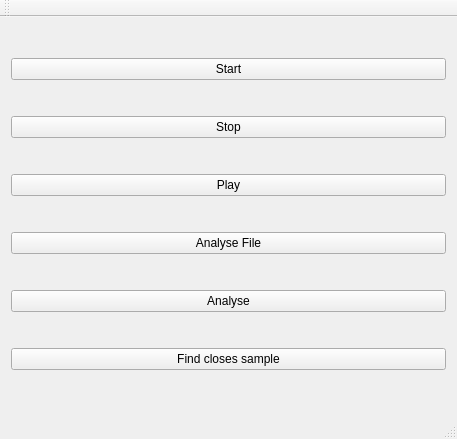
This is mainwindow.ui in CucumisSativus/words-recognition as Qt 5 draws it before an edit. The edited form follows.
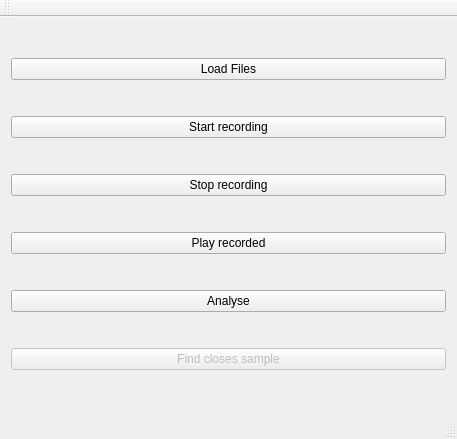
This is the edited form.

```diff
--- a/mainwindow.ui
+++ b/mainwindow.ui
@@ -15,31 +15,31 @@
   </property>
   <widget class="QWidget" name="centralWidget">
    <layout class="QVBoxLayout" name="verticalLayout">
+    <item>
+     <widget class="QPushButton" name="buttonLoad">
+      <property name="text">
+       <string>Load Files</string>
+      </property>
+     </widget>
+    </item>
     <item>
      <widget class="QPushButton" name="buttonStart">
       <property name="text">
-       <string>Start</string>
+       <string>Start recording</string>
       </property>
      </widget>
     </item>
     <item>
      <widget class="QPushButton" name="buttonStop">
       <property name="text">
-       <string>Stop</string>
+       <string>Stop recording</string>
       </property>
      </widget>
     </item>
     <item>
      <widget class="QPushButton" name="buttonPlay">
       <property name="text">
-       <string>Play</string>
-      </property>
-     </widget>
-    </item>
-    <item>
-     <widget class="QPushButton" name="buttonLoad">
-      <property name="text">
-       <string>Analyse File</string>
+       <string>Play recorded</string>
       </property>
      </widget>
     </item>
@@ -52,6 +52,9 @@
     </item>
     <item>
      <widget class="QPushButton" name="buttonCompare">
+      <property name="enabled">
+       <bool>false</bool>
+      </property>
       <property name="text">
        <string>Find closes sample</string>
       </property>
```
